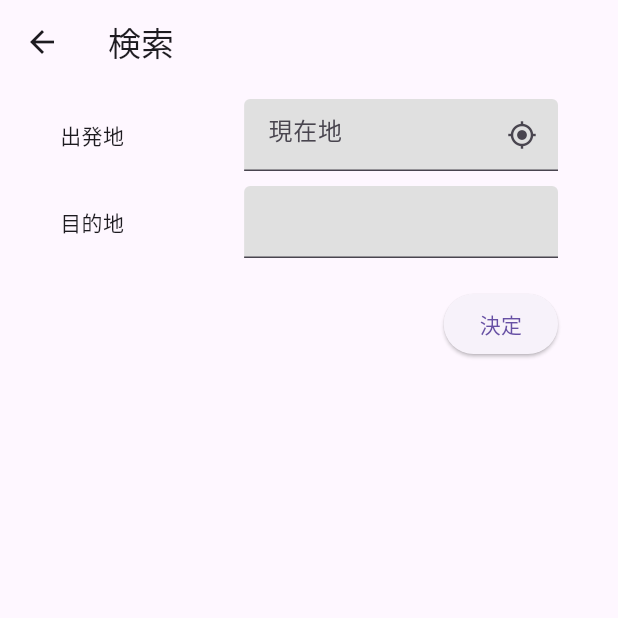
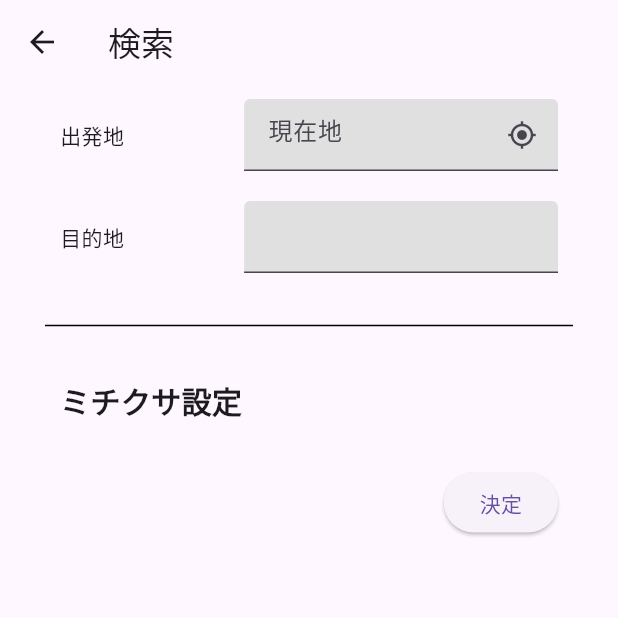
Before and after one commit to kc3hack/2024_G, a Flutter app: the MyInputPage screen opened directly with empty values, on a phone screen of 412 x 824 dp, the top half of it. Run offline on Flutter 3.47's test engine with Material 3 defaults, Android fonts, the phone set to English and light mode, and no system bars; our stand-ins replace geocoding, geolocator, google_maps_flutter; missing offline and left inert: google_place.

Commit message:
[add]ミチクサ設定の準備

```diff
--- a/mitikusa/lib/screens/input_page.dart
+++ b/mitikusa/lib/screens/input_page.dart
@@ -1,3 +1,5 @@
+import 'dart:ui';
+
 import 'package:flutter/material.dart';
 import 'package:mitikusa/components/getLatLngFromString.dart';
 import 'package:mitikusa/screens/result_page.dart';
@@ -77,7 +79,7 @@ class MyInputPageState extends State<MyInputPage> {
             ),
           ),
           Padding(
-            padding: const EdgeInsets.symmetric(vertical: 0, horizontal: 40),
+            padding: const EdgeInsets.symmetric(vertical: 10, horizontal: 40),
             child: Row(
               children: <Widget>[
                 const Text('目的地'),
@@ -98,7 +100,27 @@ class MyInputPageState extends State<MyInputPage> {
               ],
             ),
           ),
-
+          const Divider(
+            height: 50,
+            thickness: 1,
+            indent: 30,
+            endIndent: 30,
+            color: Colors.black,
+          ),
+          const Padding(
+            padding: EdgeInsets.symmetric(vertical: 10, horizontal: 40),
+            child: Row(
+              children: <Widget>[
+                Text(
+                  'ミチクサ設定',
+                  style: TextStyle(
+                    fontSize: 20,
+                    fontWeight: FontWeight.bold,
+                  ),
+                ),
+              ],
+            ),
+          ),
           Padding(
               padding: const EdgeInsets.symmetric(vertical: 20, horizontal: 40), child: Row(
             mainAxisAlignment: MainAxisAlignment.end,
```
Also changed, not shown: 1 other file. Lines whose indentation alone changed are shown as unchanged.
